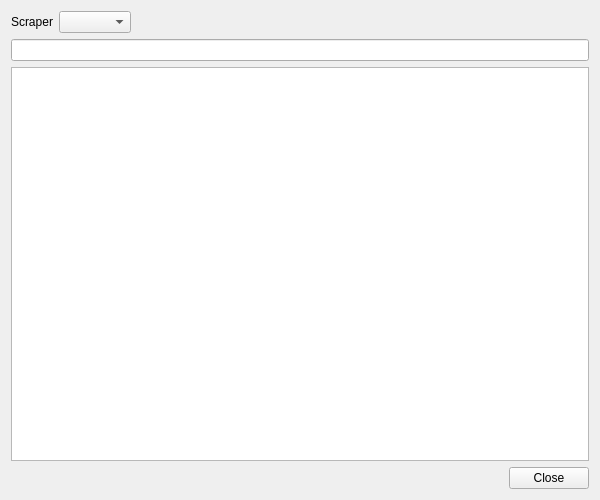
Qt form MovieSearch.ui (Komet/MediaElch) before a commit.
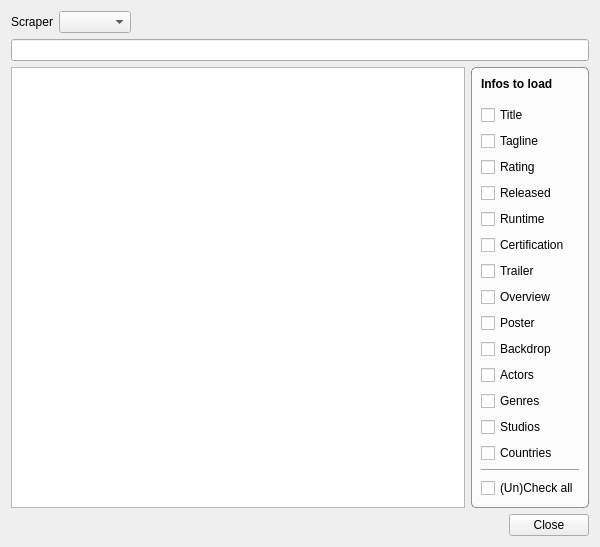
The same form after that commit. Icons and pictures are not drawn. Custom widgets are drawn as their Qt base class.

Diff of the .ui file:
```diff
--- a/MovieSearch.ui
+++ b/MovieSearch.ui
@@ -56,6 +56,8 @@
     <widget class="MyLineEdit" name="searchString"/>
    </item>
    <item>
+    <layout class="QHBoxLayout" name="horizontalLayout_3" stretch="0,0">
+     <item>
     <widget class="QTableWidget" name="results">
      <property name="styleSheet">
       <string notr="true">alternate-background-color: rgb(243, 246, 250);</string>
@@ -90,6 +92,191 @@
       </property>
      </column>
     </widget>
+     </item>
+     <item>
+      <widget class="QGroupBox" name="groupBox">
+       <property name="styleSheet">
+        <string notr="true">QGroupBox {
+	border: 1px solid rgba(0, 0, 0, 100);
+	border-radius: 5px;
+	background-color: rgba(255, 255, 255, 200);
+}</string>
+       </property>
+       <property name="title">
+        <string/>
+       </property>
+       <layout class="QVBoxLayout" name="verticalLayout_4">
+        <item>
+         <widget class="QLabel" name="label_2">
+          <property name="font">
+           <font>
+            <weight>75</weight>
+            <bold>true</bold>
+           </font>
+          </property>
+          <property name="text">
+           <string>Infos to load</string>
+          </property>
+         </widget>
+        </item>
+        <item>
+         <spacer name="verticalSpacer_2">
+          <property name="orientation">
+           <enum>Qt::Vertical</enum>
+          </property>
+          <property name="sizeType">
+           <enum>QSizePolicy::Fixed</enum>
+          </property>
+          <property name="sizeHint" stdset="0">
+           <size>
+            <width>20</width>
+            <height>8</height>
+           </size>
+          </property>
+         </spacer>
+        </item>
+        <item>
+         <widget class="QCheckBox" name="chkTitle">
+          <property name="text">
+           <string>Title</string>
+          </property>
+         </widget>
+        </item>
+        <item>
+         <widget class="QCheckBox" name="chkTagline">
+          <property name="text">
+           <string>Tagline</string>
+          </property>
+         </widget>
+        </item>
+        <item>
+         <widget class="QCheckBox" name="chkRating">
+          <property name="text">
+           <string>Rating</string>
+          </property>
+         </widget>
+        </item>
+        <item>
+         <widget class="QCheckBox" name="chkReleased">
+          <property name="text">
+           <string>Released</string>
+          </property>
+         </widget>
+        </item>
+        <item>
+         <widget class="QCheckBox" name="chkRuntime">
+          <property name="text">
+           <string>Runtime</string>
+          </property>
+         </widget>
+        </item>
+        <item>
+         <widget class="QCheckBox" name="chkCertification">
+          <property name="text">
+           <string>Certification</string>
+          </property>
+         </widget>
+        </item>
+        <item>
+         <widget class="QCheckBox" name="chkTrailer">
+          <property name="text">
+           <string>Trailer</string>
+          </property>
+         </widget>
+        </item>
+        <item>
+         <widget class="QCheckBox" name="chkOverview">
+          <property name="text">
+           <string>Overview</string>
+          </property>
+         </widget>
+        </item>
+        <item>
+         <widget class="QCheckBox" name="chkPoster">
+          <property name="text">
+           <string>Poster</string>
+          </property>
+         </widget>
+        </item>
+        <item>
+         <widget class="QCheckBox" name="chkBackdrop">
+          <property name="text">
+           <string>Backdrop</string>
+          </property>
+         </widget>
+        </item>
+        <item>
+         <widget class="QCheckBox" name="chkActors">
+          <property name="text">
+           <string>Actors</string>
+          </property>
+         </widget>
+        </item>
+        <item>
+         <widget class="QCheckBox" name="chkGenres">
+          <property name="text">
+           <string>Genres</string>
+          </property>
+         </widget>
+        </item>
+        <item>
+         <widget class="QCheckBox" name="chkStudios">
+          <property name="text">
+           <string>Studios</string>
+          </property>
+         </widget>
+        </item>
+        <item>
+         <widget class="QCheckBox" name="chkCountries">
+          <property name="text">
+           <string>Countries</string>
+          </property>
+         </widget>
+        </item>
+        <item>
+         <widget class="Line" name="line">
+          <property name="orientation">
+           <enum>Qt::Horizontal</enum>
+          </property>
+         </widget>
+        </item>
+        <item>
+         <widget class="QCheckBox" name="chkUnCheckAll">
+          <property name="text">
+           <string>(Un)Check all</string>
+          </property>
+         </widget>
+        </item>
+        <item>
+         <spacer name="verticalSpacer">
+          <property name="orientation">
+           <enum>Qt::Vertical</enum>
+          </property>
+          <property name="sizeHint" stdset="0">
+           <size>
+            <width>20</width>
+            <height>40</height>
+           </size>
+          </property>
+         </spacer>
+        </item>
+        <item>
+         <spacer name="verticalSpacer_3">
+          <property name="orientation">
+           <enum>Qt::Vertical</enum>
+          </property>
+          <property name="sizeHint" stdset="0">
+           <size>
+            <width>20</width>
+            <height>40</height>
+           </size>
+          </property>
+         </spacer>
+        </item>
+       </layout>
+      </widget>
+     </item>
+    </layout>
    </item>
    <item>
     <layout class="QHBoxLayout" name="horizontalLayout">
```
Lines whose indentation alone changed are shown as unchanged.
